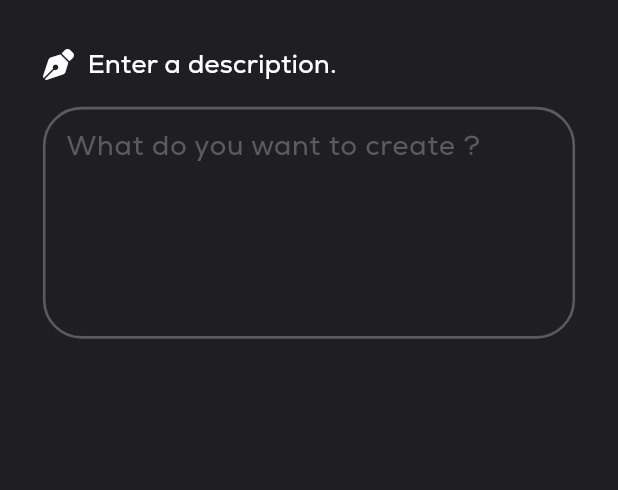
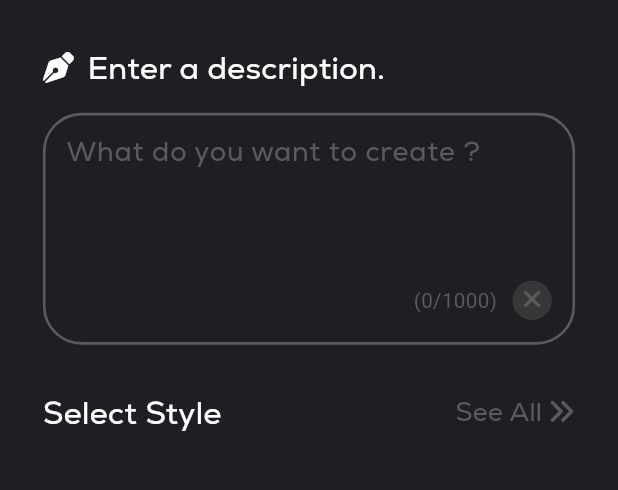
Before and after one commit to Lovingcats/PromAD_Sora_Backend, a Flutter app: the Home screen opened directly, on a phone screen of 412 x 824 dp, the part 96-586 px from its top. Run offline on Flutter 3.47's test engine with Material 3 defaults, Android fonts, the phone set to English and light mode, and no system bars; drawn by our look-alikes of simple_gradient_text; our stand-ins replace flutter_screenutil, font_awesome_flutter, intro_slider, stylish_bottom_bar; Roboto replaces fonts that are missing (Rexa_Light); project files that could hold a hidden picture were left out.

Commit message:
[UPDATE] common color

```diff
--- a/lib/screen/bottom/home/home.dart
+++ b/lib/screen/bottom/home/home.dart
@@ -16,7 +16,7 @@ class Home extends StatefulWidget {
 class _HomeState extends State<Home> {
   late FocusNode _focusNode;
   TextEditingController _promptController = TextEditingController();
-  Color _borderColor = const Color.fromARGB(255, 92, 91, 91);
+  Color _borderColor = backSubColor1;
   var promtHeight = 150.h;
 
   @override
@@ -33,7 +33,7 @@ class _HomeState extends State<Home> {
       } else {
         // 포커스를 잃으면 초기 색상으로 복원
         setState(() {
-          _borderColor = const Color.fromARGB(255, 92, 91, 91);
+          _borderColor = backSubColor1;
         });
       }
     });
@@ -63,7 +63,8 @@ class _HomeState extends State<Home> {
       },
       child: Scaffold(
         backgroundColor: backgroundColor,
-        body: Center(
+        body: SingleChildScrollView(
+          child: Center(
             child: Column(children: [
               Padding(
                 padding: EdgeInsets.only(left: 25.w, right: 25.w, top: 30.h),
@@ -105,7 +106,7 @@ class _HomeState extends State<Home> {
                     Text(
                       "Enter a description.",
                       style: TextStyle(
-                        fontSize: 15.sp,
+                          fontSize: 18.sp,
                           color: Colors.white,
                           fontFamily: 'Nexa_Regular'),
                     ),
@@ -115,7 +116,8 @@ class _HomeState extends State<Home> {
               Padding(
                 padding: EdgeInsets.only(left: 25.w, right: 25.w, top: 15.h),
                 child: Container(
-                padding: EdgeInsets.only(left: 12.w, right: 12.w, bottom: 12.h),
+                  padding:
+                      EdgeInsets.only(left: 12.w, right: 12.w, bottom: 12.h),
                   width: double.infinity,
                   height: promtHeight,
                   decoration: BoxDecoration(
@@ -137,7 +139,7 @@ class _HomeState extends State<Home> {
                           border: InputBorder.none,
                           hintText: "What do you want to create ?",
                           hintStyle: TextStyle(
-                            color: const Color.fromARGB(255, 92, 91, 91),
+                              color: backSubColor1,
                               fontSize: 16.sp,
                               fontFamily: 'Nexa_Regular'),
                         ),
@@ -145,14 +147,137 @@ class _HomeState extends State<Home> {
                         onChanged: (text) {
                           _updateHeight(text);
                         },
-                    )
+                      ),
+                      Row(
+                        crossAxisAlignment: CrossAxisAlignment.center,
+                        mainAxisAlignment: MainAxisAlignment.end,
+                        children: [
+                          Text(
+                            "(${_promptController.text.length}/1000)",
+                            style: TextStyle(
+                                fontSize: 12.sp,
+                                color: backSubColor1,
+                                fontFamily: "Rexa_Light"),
+                          ),
+                          GestureDetector(
+                            onTap: () {
+                              setState(() {
+                                _promptController.clear();
+                                _focusNode.unfocus();
+                              });
+                            },
+                            child: Container(
+                              margin: EdgeInsets.only(left: 9.w),
+                              height: 30.h,
+                              width: 23.w,
+                              decoration: const BoxDecoration(
+                                  color: backSubColor2, shape: BoxShape.circle),
+                              child: Row(
+                                mainAxisAlignment: MainAxisAlignment.center,
+                                crossAxisAlignment: CrossAxisAlignment.center,
+                                children: [
+                                  FaIcon(
+                                    FontAwesomeIcons.xmark,
+                                    color: backSubColor1,
+                                    size: 17.h,
+                                  ),
                                 ],
                               ),
                             ),
                           )
+                        ],
+                      ),
+                    ],
+                  ),
+                ),
+              ),
+              Padding(
+                padding: EdgeInsets.only(top: 30.h, left: 25.w, right: 25.w),
+                child: Row(
+                  mainAxisAlignment: MainAxisAlignment.spaceBetween,
+                  children: [
+                    Text(
+                      "Select Style",
+                      style: TextStyle(
+                          fontSize: 18.sp,
+                          color: Colors.white,
+                          fontFamily: "Nexa_Regular"),
+                    ),
+                    GestureDetector(
+                      onTap: () {},
+                      child: Row(
+                        mainAxisAlignment: MainAxisAlignment.center,
+                        crossAxisAlignment: CrossAxisAlignment.center,
+                        children: [
+                          Text(
+                            "See All",
+                            style: TextStyle(
+                                fontSize: 15.sp,
+                                color: backSubColor1,
+                                fontFamily: "Nexa_Regular"),
+                          ),
+                          SizedBox(
+                            width: 3.w,
+                          ),
+                          FaIcon(
+                            FontAwesomeIcons.anglesRight,
+                            color: backSubColor1,
+                            size: 18.h,
+                          ),
+                        ],
+                      ),
+                    ),
+                  ],
+                ),
+              ),
             ]),
+          ),
         ),
       ),
     );
   }
 }
+
+Widget selectStyleSlider() {
+  return SingleChildScrollView(
+    scrollDirection: Axis.horizontal,
+    child: Row(
+      mainAxisAlignment: MainAxisAlignment.start,
+      children: [],
+    ),
+  );
+}
+
+List<Widget> makeStudyPaper(BuildContext context) {
+  List<Widget> results = [];
+  List<String> styleName = [
+    "조용제",
+    "김준서",
+    "이경신",
+    "이동호",
+    "황우석",
+    "이주형",
+    "박창은",
+    "정현우"
+  ];
+  for (var i = 0; i < styleName.length; i++) {
+    results.add(GestureDetector(
+      onTap: () {},
+      child: Column(
+        mainAxisAlignment: MainAxisAlignment.center,
+        crossAxisAlignment: CrossAxisAlignment.center,
+        children: [
+          ClipRRect(
+            borderRadius: BorderRadius.circular(8.0),
+            child: Image.asset(
+              "assets/img/cat$i.jpeg",
+              height: 130.h,
+              width: 130.w,
+            ),
+          ),
+        ],
+      ),
+    ));
+  }
+  return results;
+}
```
Lines whose indentation alone changed are shown as unchanged.
